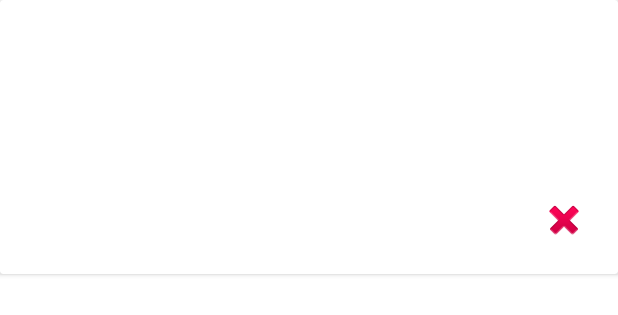
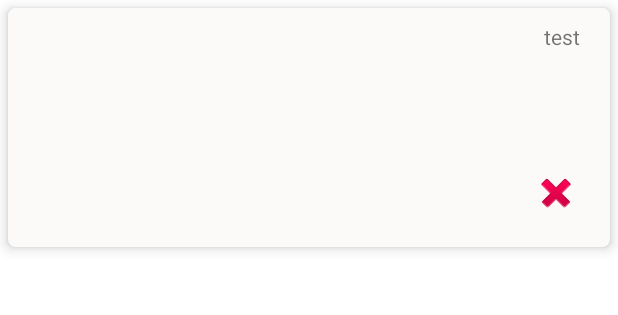
Before and after one commit to dimavrem22/Muscle-Map-Android-App, an Android app: the layout single_meal.xml on its own in the app's theme, with its tools: preview values and no code run, on a phone screen of 412 x 824 dp. Shown: the top 315 px of the screen. Run offline under Robolectric (Android 15) with nearby library versions, the phone set to English and light mode, and no system bars.

Commit message:
UI edits

```diff
--- a/app/src/main/res/layout/single_meal.xml
+++ b/app/src/main/res/layout/single_meal.xml
@@ -3,18 +3,24 @@
     xmlns:app="http://schemas.android.com/apk/res-auto"
     xmlns:tools="http://schemas.android.com/tools"
     android:layout_width="match_parent"
-    android:layout_height="wrap_content">
+    android:layout_height="wrap_content"
+    android:layout_margin="5dp"
+    android:padding="5dp"
+    app:cardCornerRadius="5dp"
+    app:cardElevation="5dp">
 
     <androidx.constraintlayout.widget.ConstraintLayout
         android:layout_width="match_parent"
-        android:layout_height="match_parent">
+        android:layout_height="match_parent"
+        android:background="#4AF3E9E9">
 
         <TextView
             android:id="@+id/textViewMealName"
-            android:layout_width="wrap_content"
+            android:layout_width="250dp"
             android:layout_height="wrap_content"
             android:layout_marginStart="20dp"
-            android:layout_marginTop="20dp"
+            android:layout_marginTop="5dp"
+            android:textColor="#352B2B"
             android:textSize="20dp"
             app:layout_constraintStart_toStartOf="parent"
             app:layout_constraintTop_toTopOf="parent" />
@@ -23,16 +29,19 @@
             android:id="@+id/textViewMealType"
             android:layout_width="wrap_content"
             android:layout_height="wrap_content"
-            android:layout_marginStart="20dp"
-            app:layout_constraintStart_toStartOf="parent"
-            app:layout_constraintTop_toBottomOf="@+id/textViewMealName" />
+            android:layout_marginEnd="20dp"
+            android:text="test"
+            app:layout_constraintBottom_toBottomOf="@+id/textViewMealName"
+            app:layout_constraintEnd_toEndOf="parent"
+            app:layout_constraintTop_toTopOf="@+id/textViewMealName" />
 
         <TextView
             android:id="@+id/textViewMealCalories"
             android:layout_width="wrap_content"
             android:layout_height="wrap_content"
+            android:layout_marginTop="5dp"
             app:layout_constraintStart_toStartOf="@+id/textViewMealName"
-            app:layout_constraintTop_toBottomOf="@+id/textViewMealType" />
+            app:layout_constraintTop_toBottomOf="@+id/textViewMealName" />
 
         <TextView
             android:id="@+id/textViewMealCarbs"
@@ -64,8 +73,10 @@
 
         <TextView
             android:id="@+id/textViewMealNotes"
-            android:layout_width="wrap_content"
+            android:layout_width="200dp"
             android:layout_height="wrap_content"
+            android:layout_marginBottom="5dp"
+            app:layout_constraintBottom_toBottomOf="parent"
             app:layout_constraintStart_toStartOf="@+id/textViewMealSodium"
             app:layout_constraintTop_toBottomOf="@+id/textViewMealSodium" />
 
--- a/app/src/main/res/layout/single_workout.xml
+++ b/app/src/main/res/layout/single_workout.xml
@@ -5,13 +5,15 @@
     android:layout_width="match_parent"
     android:layout_height="wrap_content"
     android:layout_margin="5dp"
+    android:background="#F4E4E4"
     android:padding="5dp"
     app:cardCornerRadius="5dp"
     app:cardElevation="5dp">
 
     <androidx.constraintlayout.widget.ConstraintLayout
         android:layout_width="match_parent"
-        android:layout_height="wrap_content">
+        android:layout_height="wrap_content"
+        android:background="#4AF3E9E9">
 
         <TextView
             android:id="@+id/workoutNameText"
```
Also changed, not shown: app/src/main/res/layout/fragment_diet_log.xml (+38 -32 lines).
